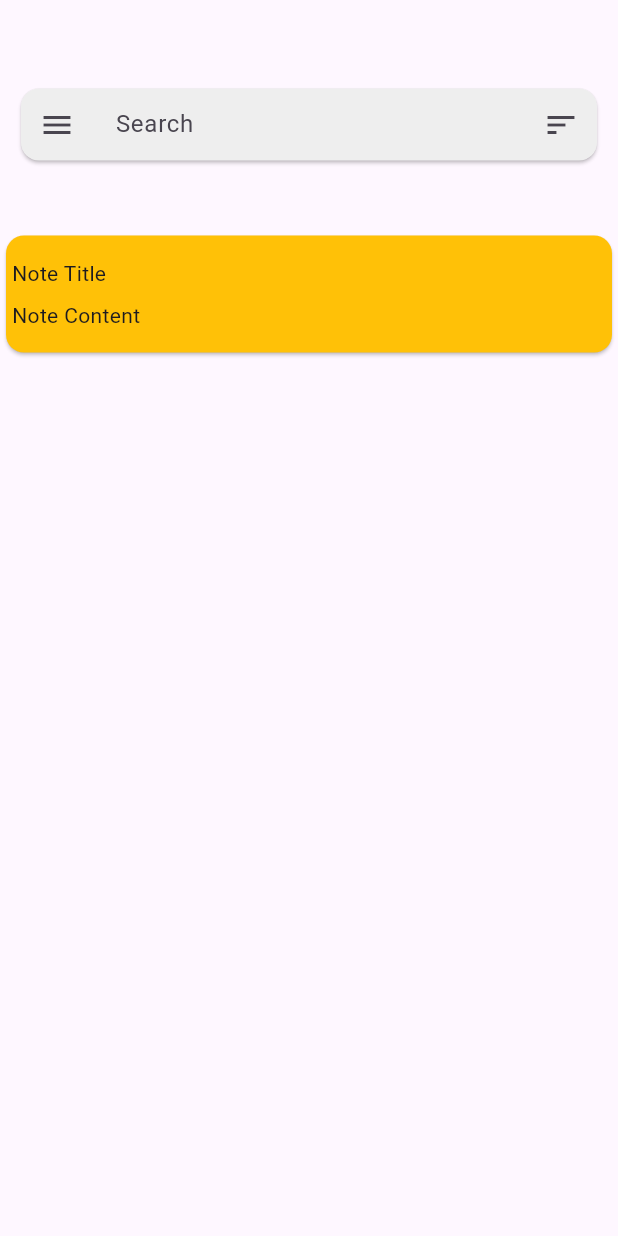
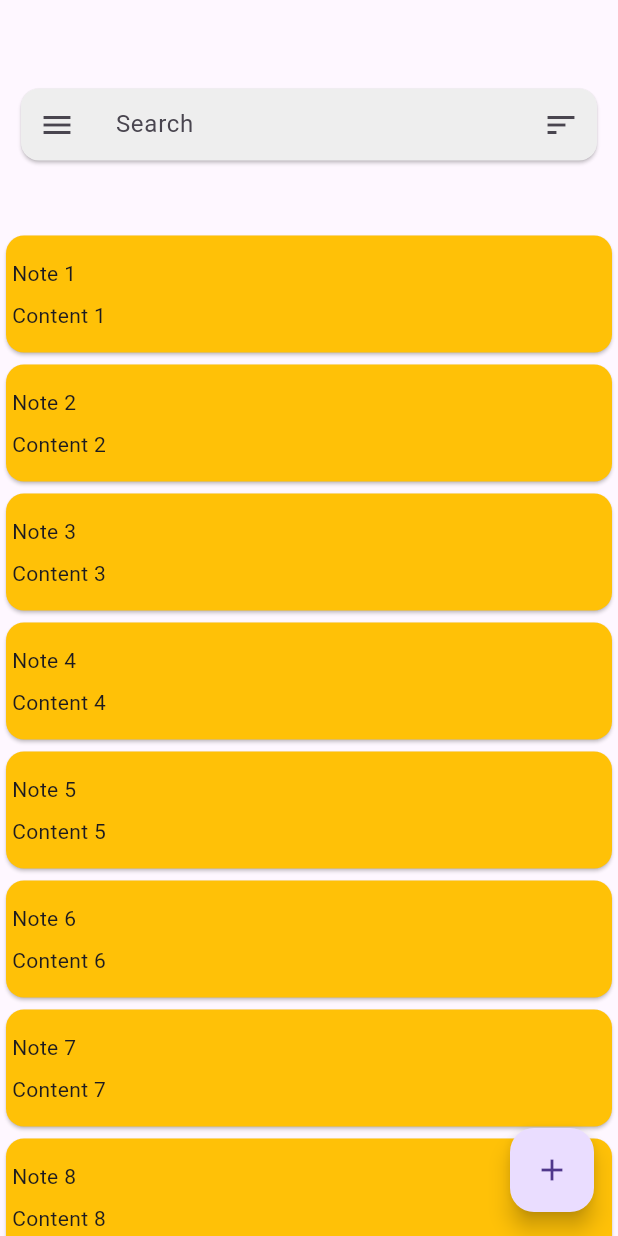
Before and after one commit to ElMexicanitox3/notes_app, a Flutter app: the screen it shows after launch, on a phone screen of 412 x 824 dp. Run offline on Flutter 3.47's test engine with Material 3 defaults, Android fonts, the phone set to English and light mode, and no system bars; our stand-ins replace bloc, equatable, flutter_bloc.

Commit message:
modelo de nota

```diff
--- /dev/null
+++ b/lib/models/note_model.dart
@@ -0,0 +1,53 @@
+class Note {
+  final String title;
+  final String content;
+
+  Note({
+    required this.title,
+    required this.content,
+  });
+
+  static List<Note> get notes => [
+    Note(
+      title: 'Note 1',
+      content: 'Content 1',
+    ),
+    Note(
+      title: 'Note 2',
+      content: 'Content 2',
+    ),
+    Note(
+      title: 'Note 3',
+      content: 'Content 3',
+    ),
+    Note(
+      title: 'Note 4',
+      content: 'Content 4',
+    ),
+    Note(
+      title: 'Note 5',
+      content: 'Content 5',
+    ),
+    Note(
+      title: 'Note 6',
+      content: 'Content 6',
+    ),
+    Note(
+      title: 'Note 7',
+      content: 'Content 7',
+    ),
+    Note(
+      title: 'Note 8',
+      content: 'Content 8',
+    ),
+    Note(
+      title: 'Note 9',
+      content: 'Content 9',
+    ),
+    Note(
+      title: 'Note 10',
+      content: 'Content 10',
+    ),
+  ];
+
+}
--- a/lib/providers/blocs/theme_state.dart
+++ b/lib/providers/blocs/theme_state.dart
@@ -1,7 +1,6 @@
 // theme_state.dart
 import 'package:equatable/equatable.dart';
 import 'package:flutter/material.dart';
-import 'package:notes_app/themes/app_themes.dart';
 
 abstract class ThemeState extends Equatable {
   final ThemeData themeData;
--- a/lib/screens/home/home.dart
+++ b/lib/screens/home/home.dart
@@ -1,6 +1,7 @@
 import 'package:flutter/material.dart';
 import 'package:flutter_bloc/flutter_bloc.dart';
 import 'package:notes_app/constants/words.dart';
+import 'package:notes_app/models/note_model.dart';
 import 'package:notes_app/providers/blocs/theme_bloc.dart';
 import 'package:notes_app/providers/blocs/theme_event.dart';
 
@@ -17,10 +18,18 @@ class Homescreen extends StatelessWidget {
 
 
     return Scaffold(
+
       key: _scaffoldKey,
+      floatingActionButton: FloatingActionButton(
+        onPressed: () {
+          // Acción cuando se presiona el botón
+        },
+        child: const Icon(Icons.add),
+      ),
       drawer: Drawer(
 
         semanticLabel: "Menu",
+
         child: Column(
           children: [
 
@@ -95,9 +104,8 @@ class Homescreen extends StatelessWidget {
           ],
         ),
       ),
-      body: Column(
-        children: [
-          SingleChildScrollView(
+      body: SingleChildScrollView(
+        scrollDirection: Axis.vertical,
         child: Column(
           children: [
             const SizedBox(height: 45.0), // Espacio en blanco (16.0 es el tamaño del espacio en blanco
@@ -144,12 +152,12 @@ class Homescreen extends StatelessWidget {
 
             const SizedBox(height: 16.0),
 
-                const NoteWidget(),
-
+            // Note().notes.map((e) => NoteWidget(note: e)).toList()
+            ...Note.notes.map(
+              (e) => NoteWidget(note: e)
+            ),
           ],
         ),
-          )
-        ],
       ),
     );
   }
--- a/lib/themes/app_themes.dart
+++ b/lib/themes/app_themes.dart
@@ -6,13 +6,13 @@ class AppThemes{
 
   static ThemeData lightTheme = ThemeData(
     colorScheme: ColorScheme.fromSeed(seedColor: Colors.deepPurple),
-    cardTheme: CardTheme(color: Colors.white),
+    cardTheme: const CardTheme(color: Colors.white),
     useMaterial3: true,
   );
 
   static ThemeData darkTheme = ThemeData(
     colorScheme: ColorScheme.fromSeed(seedColor: Colors.deepPurple),
-    cardTheme: CardTheme(color: Colors.black),
+    cardTheme: const CardTheme(color: Colors.black),
     useMaterial3: true,
   );
 
--- a/lib/widgets/note_widget.dart
+++ b/lib/widgets/note_widget.dart
@@ -1,29 +1,32 @@
 import 'package:flutter/material.dart';
+import 'package:notes_app/models/note_model.dart';
 
 class NoteWidget extends StatelessWidget {
-  const NoteWidget({super.key});
+
+  final Note note;
+
+  const NoteWidget({super.key, required this.note});
 
   @override
   Widget build(BuildContext context) {
-    return const SizedBox(
+    return SizedBox(
       width: double.infinity, // Ancho infinito
       child: Card(
         color: Colors.amber,
         child: Padding(
-          padding: EdgeInsets.symmetric(horizontal: 4),
+          padding: const EdgeInsets.symmetric(horizontal: 4),
           child: Column(
             crossAxisAlignment: CrossAxisAlignment.start,
             children: [
-              SizedBox(height: 15.0),
+              const SizedBox(height: 15.0),
               Text(
-                'Note Title',
+                note.title,
               ),
-              SizedBox(height: 8.0),
+              const SizedBox(height: 8.0),
               Text(
-                'Note Content',
+                note.content,
               ),
-              SizedBox(height: 15.0),
-
+              const SizedBox(height: 15.0),
             ],
           ),
         ),
```
Lines whose indentation alone changed are shown as unchanged.
